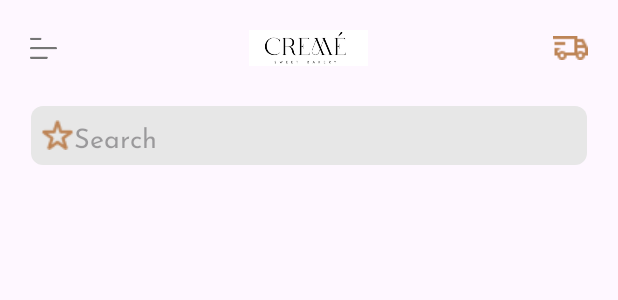
After one commit to RajaPrasetya/Creme_project, an Android app: the layout home_page.xml on its own in the app's theme, with its tools: preview values and no code run, on a phone screen of 412 x 824 dp. The commit adds this screen. Shown: the top 300 px of the screen. Run offline under Robolectric (Android 15) with nearby library versions, the phone set to English and light mode, and no system bars.

Commit message:
Penambahan AppBar dan Search Field
kurang icon search dan icon cart

```diff
--- /dev/null
+++ b/app/src/main/res/drawable/edit_text_border.xml
@@ -0,0 +1,9 @@
+<?xml version="1.0" encoding="utf-8"?>
+<shape xmlns:android="http://schemas.android.com/apk/res/android"
+    android:shape="rectangle">
+    <solid android:color="@color/filled" />
+    <stroke
+        android:width="1dp"
+        android:color="@android:color/transparent" />
+    <corners android:radius="8dp" />
+</shape>
--- /dev/null
+++ b/app/src/main/res/layout/app_bar_layout.xml
@@ -0,0 +1,29 @@
+<?xml version="1.0" encoding="utf-8"?>
+<RelativeLayout xmlns:android="http://schemas.android.com/apk/res/android"
+    android:layout_width="match_parent"
+    android:layout_height="wrap_content"
+    >
+
+    <ImageView
+        android:id="@+id/menu_icon"
+        android:layout_width="18dp"
+        android:layout_height="24dp"
+        android:src="@drawable/menu"
+        android:layout_alignParentStart="true"
+        android:contentDescription="@string/menu_icon" />
+
+    <ImageView
+        android:id="@+id/home_icon"
+        android:layout_width="150dp"
+        android:layout_height="24dp"
+        android:layout_centerInParent="true"
+        android:src="@drawable/title"
+        android:contentDescription="@string/home_icon" />
+
+    <ImageView
+        android:layout_width="wrap_content"
+        android:layout_height="24dp"
+        android:src="@drawable/truk"
+        android:layout_alignParentEnd="true"
+        android:contentDescription="@string/cart_icon" />
+</RelativeLayout>
--- /dev/null
+++ b/app/src/main/res/layout/home_page.xml
@@ -0,0 +1,27 @@
+<?xml version="1.0" encoding="utf-8"?>
+<RelativeLayout xmlns:android="http://schemas.android.com/apk/res/android"
+    android:layout_width="match_parent"
+    android:layout_height="match_parent"
+    android:padding="20dp"
+    >
+
+    <include
+        android:id="@+id/app_bar"
+        layout="@layout/app_bar_layout"
+        android:layout_width="match_parent"
+        android:layout_height="wrap_content"
+        android:layout_alignParentTop="true" />
+
+    <EditText
+        android:id="@+id/search_field"
+        android:layout_marginTop="26dp"
+        android:layout_width="match_parent"
+        android:layout_height="wrap_content"
+        android:layout_below="@id/app_bar"
+        android:background="@drawable/edit_text_border"
+        android:padding="7dp"
+        android:drawableStart="@drawable/star"
+        android:hint="@string/search_field"
+        />
+
+</RelativeLayout>
--- a/app/src/main/res/values/colors.xml
+++ b/app/src/main/res/values/colors.xml
@@ -2,5 +2,6 @@
 <resources>
     <color name="black">#FF000000</color>
     <color name="white">#FFFFFFFF</color>
+    <color name="filled">#e7e7e7</color>
     <color name="primaryColor">#BD8456</color>
 </resources>
--- a/app/src/main/res/values/strings.xml
+++ b/app/src/main/res/values/strings.xml
@@ -3,4 +3,8 @@
     <string name="subtitle">A Full Circle of Flavor in Every Cake We Bake.</string>
     <string name="start_textButton">Start</string>
     <string name="get_started_textBtn">Get Started</string>
+    <string name="menu_icon">Menu Icon</string>
+    <string name="home_icon">Home Icon</string>
+    <string name="cart_icon">Cart Icon</string>
+    <string name="search_field">   Search</string>
 </resources>
```
